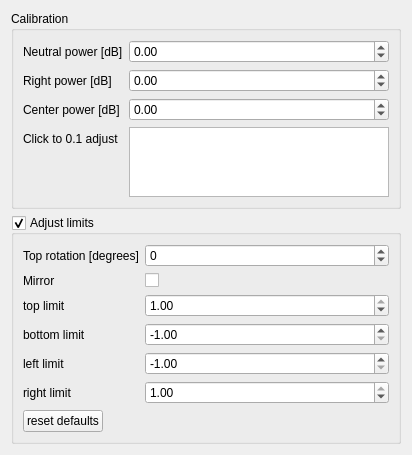
This is designer/threephasesettingswidget.ui in diglet48/restim as Qt 5 draws it before an edit. The edited form follows.
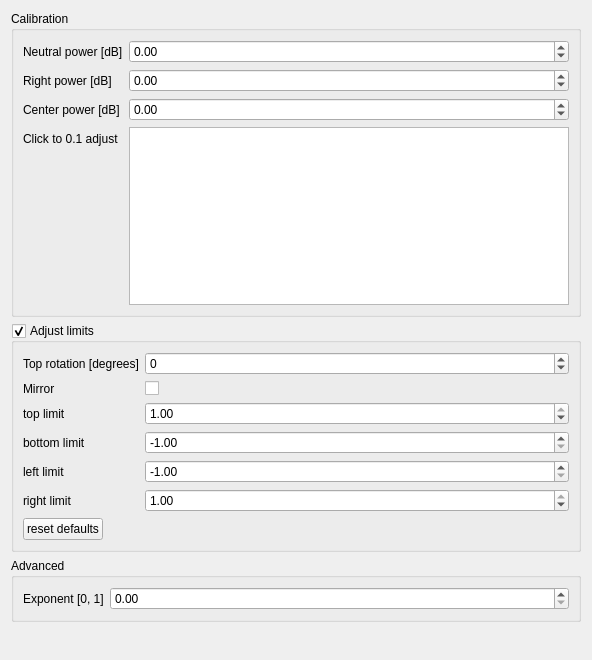
This is the edited form. Custom widgets are drawn as their Qt base class.

The edit to the form file:
```diff
--- a/designer/threephasesettingswidget.ui
+++ b/designer/threephasesettingswidget.ui
@@ -6,8 +6,8 @@
    <rect>
     <x>0</x>
     <y>0</y>
-    <width>412</width>
-    <height>417</height>
+    <width>592</width>
+    <height>660</height>
    </rect>
   </property>
   <property name="windowTitle">
@@ -241,6 +241,32 @@
      </layout>
     </widget>
    </item>
+   <item>
+    <widget class="QGroupBox" name="groupBox_3">
+     <property name="title">
+      <string>Advanced</string>
+     </property>
+     <layout class="QFormLayout" name="formLayout_3">
+      <item row="0" column="0">
+       <widget class="QLabel" name="label_11">
+        <property name="text">
+         <string>Exponent [0, 1]</string>
+        </property>
+       </widget>
+      </item>
+      <item row="0" column="1">
+       <widget class="QDoubleSpinBox" name="exponent">
+        <property name="maximum">
+         <double>1.000000000000000</double>
+        </property>
+        <property name="singleStep">
+         <double>0.100000000000000</double>
+        </property>
+       </widget>
+      </item>
+     </layout>
+    </widget>
+   </item>
    <item>
     <spacer name="verticalSpacer">
      <property name="orientation">
```
